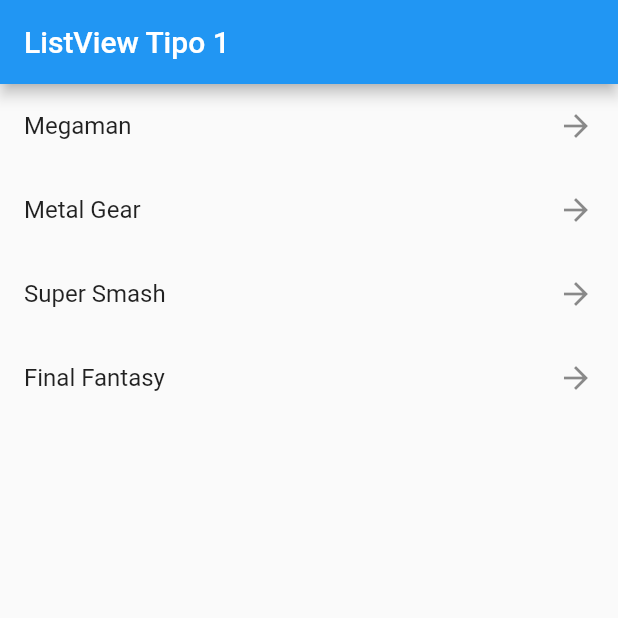
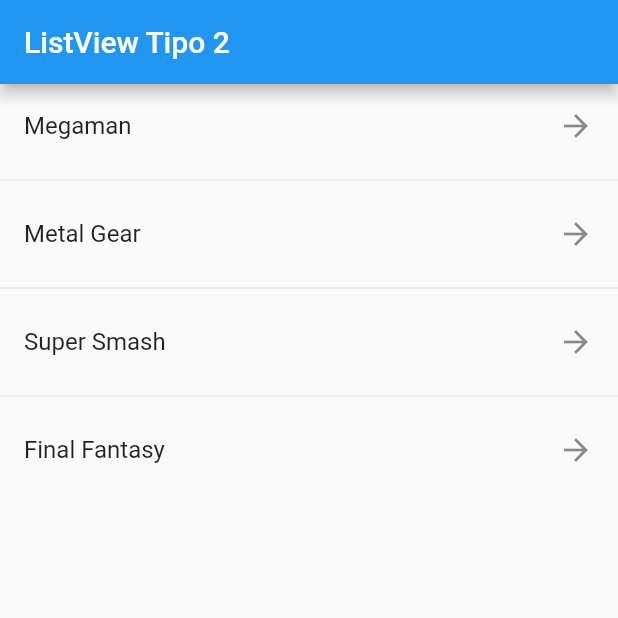
Before and after one commit to eduar766/flutter_components, a Flutter app: the screen it shows after launch, on a phone screen of 412 x 824 dp, the top half of it. Run offline on Flutter 3.47's test engine with Material 2 defaults, Android fonts, the phone set to English and light mode, and no system bars.

Commit message:
ListView separated

```diff
--- a/lib/main.dart
+++ b/lib/main.dart
@@ -1,4 +1,6 @@
 import 'package:flutter/material.dart';
+
+import 'package:fl_components/screens/listview2_screen.dart';
 import 'package:fl_components/screens/listview1_screen.dart';
 
 void main() => runApp(const MyApp());
@@ -11,7 +13,7 @@ class MyApp extends StatelessWidget {
     return const MaterialApp(
       debugShowCheckedModeBanner: false,
       title: 'Material App',
-      home: ListView1Screen()
+      home: ListView2Screen()
     );
   }
 }
--- /dev/null
+++ b/lib/screens/listview2_screen.dart
@@ -0,0 +1,24 @@
+import 'package:flutter/material.dart';
+
+class ListView2Screen extends StatelessWidget {
+  final options = const['Megaman', 'Metal Gear', 'Super Smash', 'Final Fantasy'];
+
+  const ListView2Screen({Key? key}) : super(key: key);
+
+  @override
+  Widget build(BuildContext context) {
+    return Scaffold(
+      appBar: AppBar(
+        title: const Text('ListView Tipo 2'),
+      ),
+      body: ListView.separated(
+        itemCount: options.length,
+        itemBuilder: (context, index) => ListTile(
+          title: Text(options[index]),
+          trailing: const Icon(Icons.arrow_forward_outlined),
+        ),
+        separatorBuilder: (_, __) => const Divider(), //cuando no se usan los argumentos se coloca _ o __
+      )
+    );
+  }
+}
```
